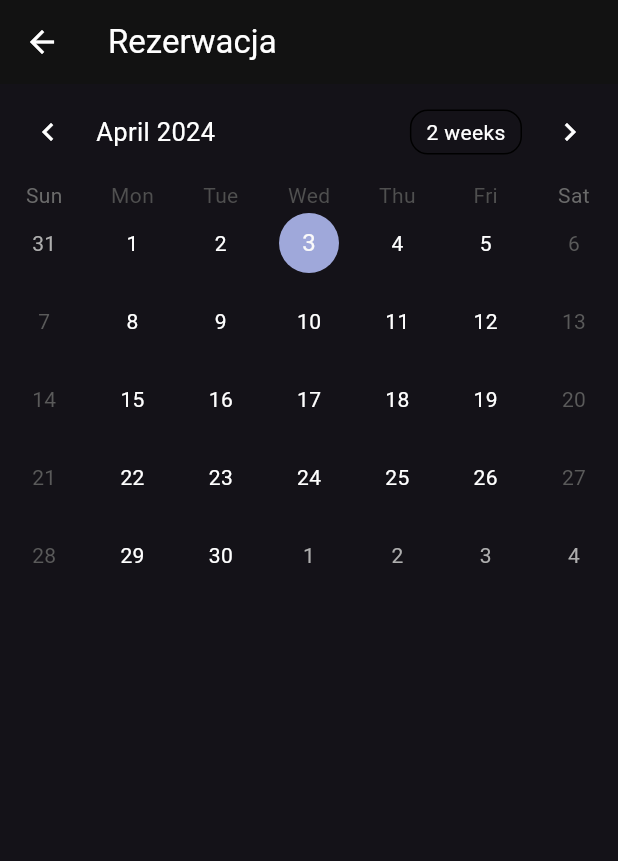
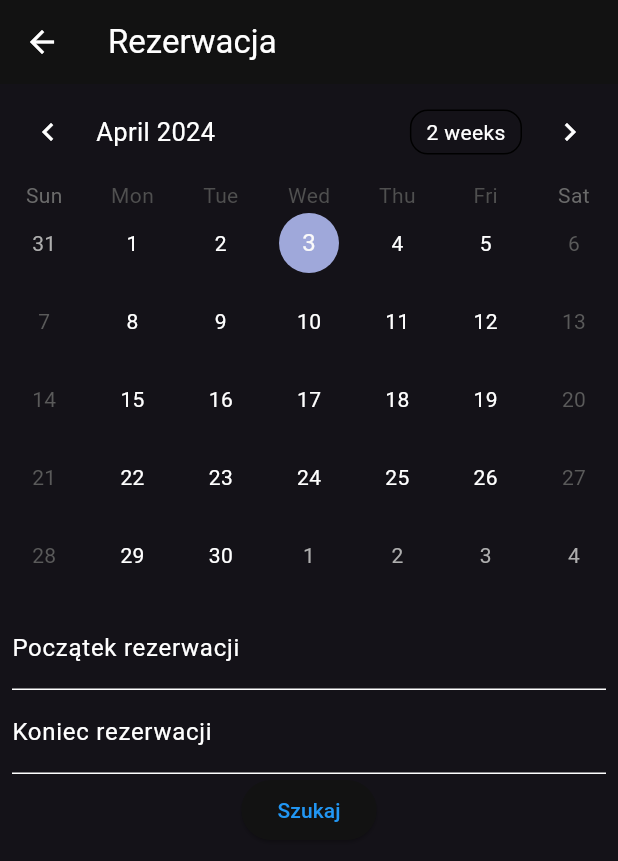
Before and after one commit to Karol0114/Car-Rental, a Flutter app: the ReservationPage screen opened directly, on a phone screen of 412 x 824 dp. Shown: the top 861 px of the screen. Run offline on Flutter 3.47's test engine with Material 3 defaults, Android fonts, the light colour scheme and no system bars; drawn by our look-alikes of table_calendar; our stand-ins replace firebase_auth, firebase_core; accounts and stored records are empty.

Commit message:
Zaktualizowanie funkcjonalności kalendarza do rezerwacji samochodów

```diff
--- a/mobileapp_car_rental/lib/reservation_page.dart
+++ b/mobileapp_car_rental/lib/reservation_page.dart
@@ -7,8 +7,46 @@ class ReservationPage extends StatefulWidget {
 }
 
 class _ReservationPageState extends State<ReservationPage> {
-  DateTime _focusedDay = DateTime.now();
   DateTime? _selectedDay;
+  DateTime? _startDay;
+  DateTime? _endDay;
+  TextEditingController _startDayController = TextEditingController();
+  TextEditingController _endDayController = TextEditingController();
+
+  @override
+  void initState() {
+    super.initState();
+    _selectedDay = DateTime.now();
+  }
+  // Funkcja do wyboru daty początkowej i końcowej
+
+  void _onDaySelected(DateTime selectedDay, DateTime focusedDay) {
+    setState(() {
+
+      if (_startDay != null && _endDay != null) {
+
+        _startDay = selectedDay;
+        _endDay = null;
+        _selectedDay = focusedDay;
+      } else if (_startDay == null || (selectedDay.isBefore(_startDay!))) {
+        // Jeżeli wybrano datę końcową
+
+        _startDay = selectedDay;
+        _endDay = null;
+      } else if (_endDay == null || selectedDay.isAfter(_startDay!)) {
+        // W innym przypadku ustaw jako datę początkową
+        _endDay = selectedDay;
+      }
+
+      // Aktualizacja kontrolerow tekstu
+
+      _startDayController.text = _startDay != null ? '${_startDay!.toLocal()}'.split(' ')[0] : '';
+      _endDayController.text = _endDay != null ? '${_endDay!.toLocal()}'.split(' ')[0] : '';
+    });
+    //
+  }
+
+
 
   @override
   Widget build(BuildContext context) {
@@ -22,20 +60,58 @@ class _ReservationPageState extends State<ReservationPage> {
             TableCalendar(
               firstDay: DateTime.utc(2010, 10, 16),
               lastDay: DateTime.utc(2030, 3, 14),
-              focusedDay: _focusedDay,
-              selectedDayPredicate: (day) => isSameDay(_selectedDay, day),
-              onDaySelected: (selectedDay, focusedDay) {
-                if (!isSameDay(_selectedDay, selectedDay)) {
-                  setState(() {
-                    _selectedDay = selectedDay;
-                    _focusedDay = focusedDay; // update `_focusedDay` here as well
-                  });
-                }
+              focusedDay: _selectedDay!,
+              selectedDayPredicate: (day) {
+                return _startDay == day || _endDay == day;
               },
-              // Tu możesz dostosować wygląd kalendarza i jego funkcje
-              // ...
+              onDaySelected: _onDaySelected,
+              rangeStartDay: _startDay,
+              rangeEndDay: _endDay,
+              rangeSelectionMode: RangeSelectionMode.enforced,
+              calendarStyle: CalendarStyle(
+                rangeHighlightColor: Colors.blue[700]!,
+                rangeStartDecoration: BoxDecoration(
+                  color: Colors.blue[700],
+                  shape: BoxShape.circle
+                ),
+                rangeEndDecoration: BoxDecoration(
+                  color: Colors.blue[700],
+                  shape: BoxShape.circle
+                ),
+              ),
             ),
+
+            Padding(
+              padding: const EdgeInsets.all(8.0),
+              child: Column(
+                children: [
+                  TextFormField(
+                    controller: _startDayController,
+                    decoration: const InputDecoration(
+                      labelText: 'Początek rezerwacji',
+                    ),
+                    readOnly: true,
+                  ),
+                  TextFormField(
+                    controller: _endDayController,
+                    decoration: const InputDecoration(
+                      labelText: 'Koniec rezerwacji',
+                    ),
+                    readOnly: true,
+                  ),
+                  ElevatedButton(
+                    onPressed: () {
+                      // Logika przycisku OK
+                      if (_startDay != null && _endDay!= null) {
+                        // Zrealizuj rezerwację
+                      }
+                    },
+                    child: Text('Szukaj'),
+                  ),
             // Tutaj możesz dodać inne elementy UI, takie jak przyciski wyboru samochodów itp.
+                ],
+              ),
+            ),
           ],
         ),
       ),
```
